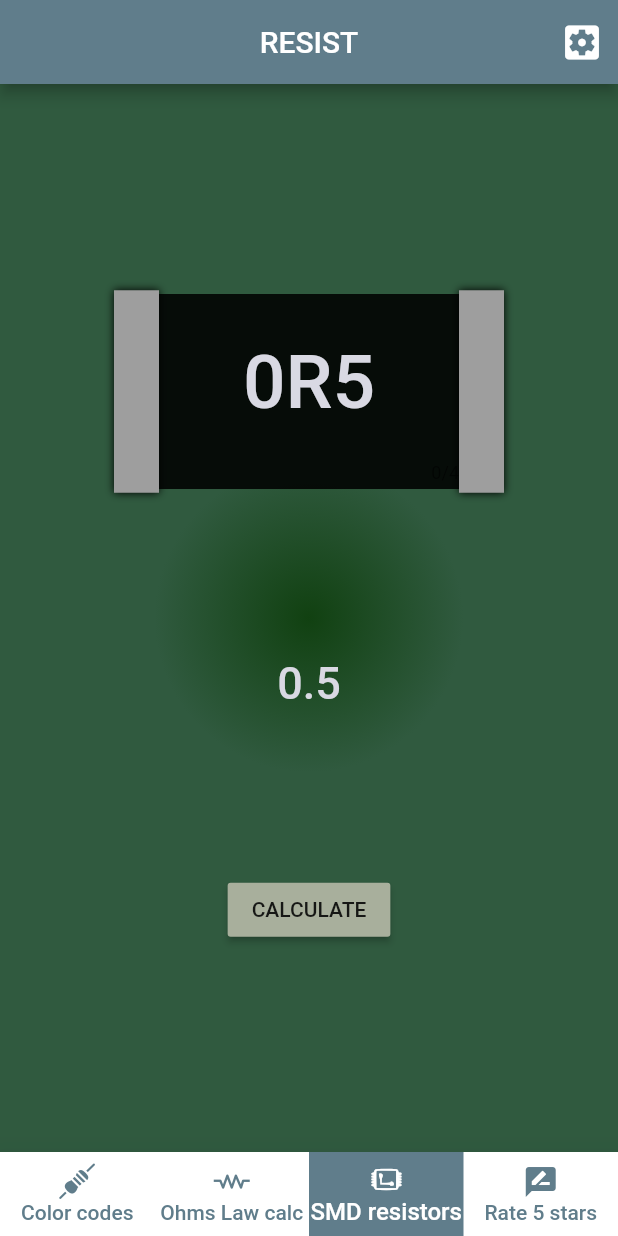
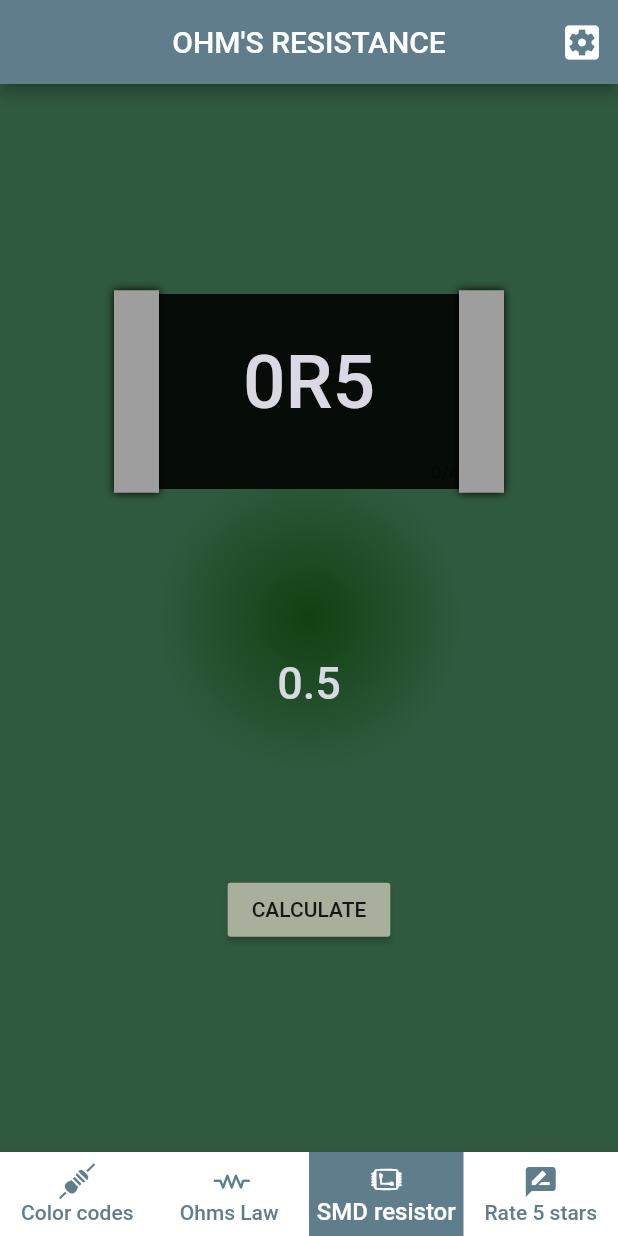
Before and after one commit to Genialngash/Resitors-band-colors-and-ohms-law, a Flutter app: the screen it shows after launch, item 3 of the bottom bar chosen, on a phone screen of 412 x 824 dp. Run offline on Flutter 3.47's test engine with Material 2 defaults, Android fonts, the phone set to English and light mode, and no system bars; drawn by our look-alikes of flutter_snake_navigationbar; our stand-ins replace shared_preferences; missing offline and left inert: color_convert, flutter_circle_color_picker.

Commit message:
changed the appbar to Ohm's resistance

```diff
--- a/lib/main.dart
+++ b/lib/main.dart
@@ -2,6 +2,7 @@ import 'package:flutter_circle_color_picker/flutter_circle_color_picker.dart';
 import 'package:flutter_snake_navigationbar/flutter_snake_navigationbar.dart';
 import 'package:resistohms/color_picker.dart';
 import 'package:resistohms/custom_icons/smd_resistor_icons.dart';
+import 'package:resistohms/pages/Ohms_Law_calculator.dart';
 import 'package:resistohms/pages/Smd_resistance_calculator.dart';
 import 'constants.dart';
 import 'color_code_calculator.dart';
@@ -48,7 +49,7 @@ class _HomePageState extends State<HomePage> {
     return Scaffold(
         appBar: AppBar(
           centerTitle: true,
-          title: Text('RESIST'),
+          title: Text('OHM\'S RESISTANCE'),
           actions: [
             IconButton(
               icon: Icon(
@@ -149,14 +150,14 @@ class TabNavigationItem {
           label: 'Color codes',
         ),
         TabNavigationItem(
-          page: SmdResistanceCalculator(),
+          page: OhmsLawCalculator(),
           icon: Icon(ohms_lawIcon),
-          label: 'Ohms Law calc',
+          label: 'Ohms Law ',
         ),
         TabNavigationItem(
           page: SmdResistanceCalculator(),
           icon: Icon(smd_icon),
-          label: 'SMD resistors',
+          label: 'SMD resistor',
         ),
         TabNavigationItem(
           page: Text('data'),
```
